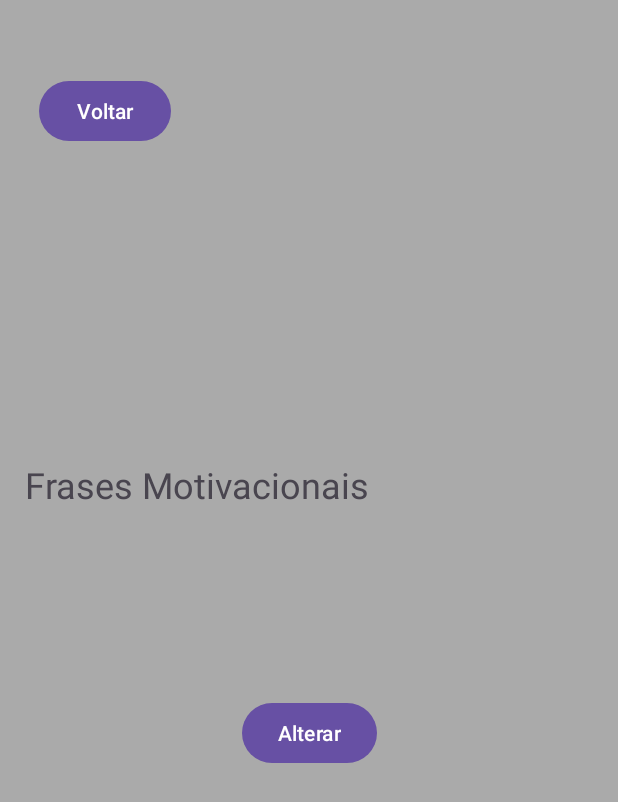
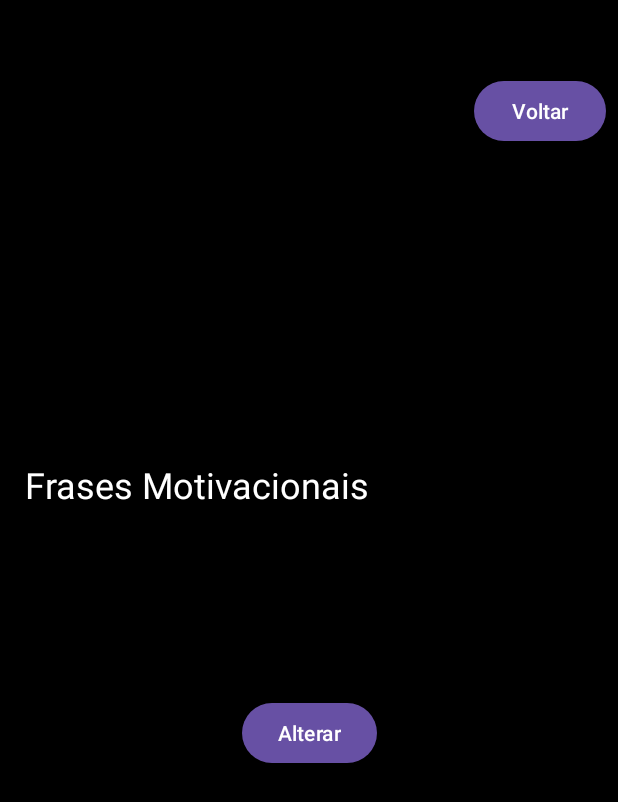
Before and after one commit to GuitsMeireles/Frases, an Android app: the SegundaTela screen opened directly, with no data from a screen before it, on a phone screen of 412 x 824 dp. Shown: the top 802 px of the screen. Run offline under Robolectric (Android 15) with nearby library versions, the phone set to English and light mode, and no system bars.

Commit message:
Second Commit!

```diff
--- a/app/src/main/res/layout/activity_main.xml
+++ b/app/src/main/res/layout/activity_main.xml
@@ -4,7 +4,7 @@
     xmlns:tools="http://schemas.android.com/tools"
     android:layout_width="match_parent"
     android:layout_height="match_parent"
-    android:background="@android:color/holo_green_dark"
+    android:background="@android:color/white"
     tools:context=".MainActivity">
 
     <Button
@@ -12,6 +12,7 @@
         android:layout_width="wrap_content"
         android:layout_height="wrap_content"
         android:text="Segunda Tela"
+        android:textColor="@color/black"
         app:layout_constraintBottom_toBottomOf="parent"
         app:layout_constraintEnd_toEndOf="parent"
         app:layout_constraintStart_toStartOf="parent"
--- a/app/src/main/res/layout/activity_segunda_tela.xml
+++ b/app/src/main/res/layout/activity_segunda_tela.xml
@@ -4,14 +4,14 @@
     xmlns:tools="http://schemas.android.com/tools"
     android:layout_width="match_parent"
     android:layout_height="match_parent"
-    android:background="@android:color/darker_gray"
+    android:background="@android:color/black"
     tools:context=".SegundaTela">
 
     <Button
         android:id="@+id/button_voltar"
         android:layout_width="wrap_content"
         android:layout_height="wrap_content"
-        android:layout_marginStart="26dp"
+        android:layout_marginStart="316dp"
         android:layout_marginTop="50dp"
         android:layout_marginBottom="208dp"
         android:text="Voltar"
@@ -38,6 +38,7 @@
         android:layout_marginBottom="408dp"
         android:text="Frases Motivacionais"
         android:textSize="24sp"
+        android:textColor="@color/white"
         app:layout_constraintBottom_toBottomOf="parent"
         app:layout_constraintEnd_toEndOf="parent"
         app:layout_constraintHorizontal_bias="0.494"
```
